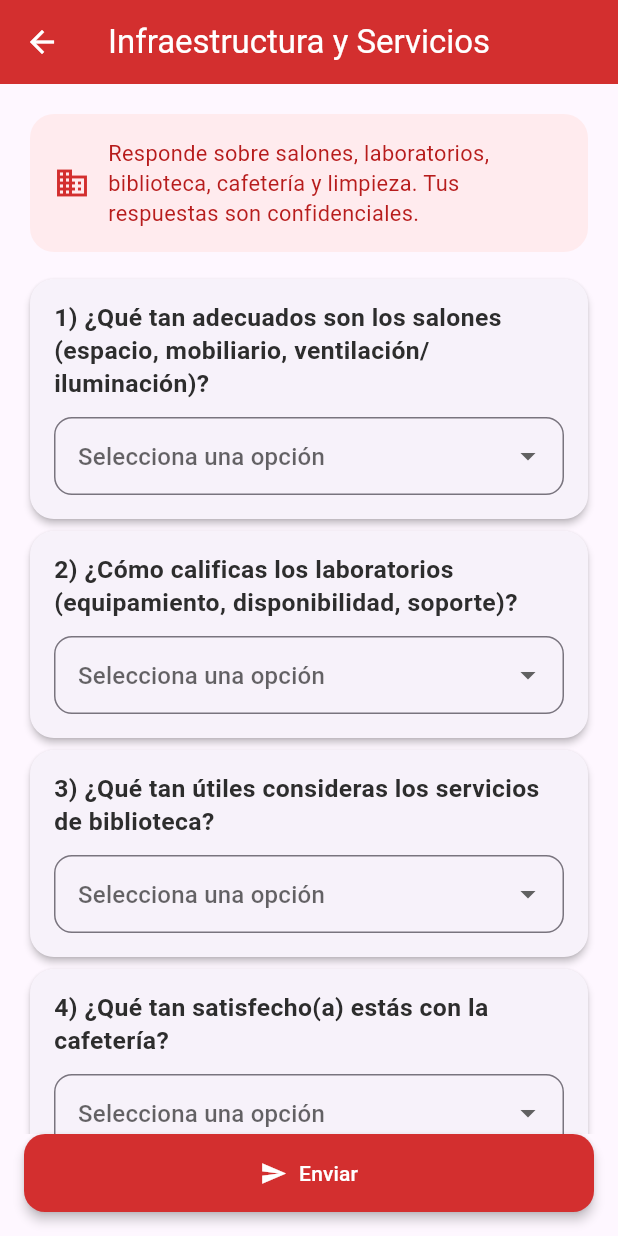
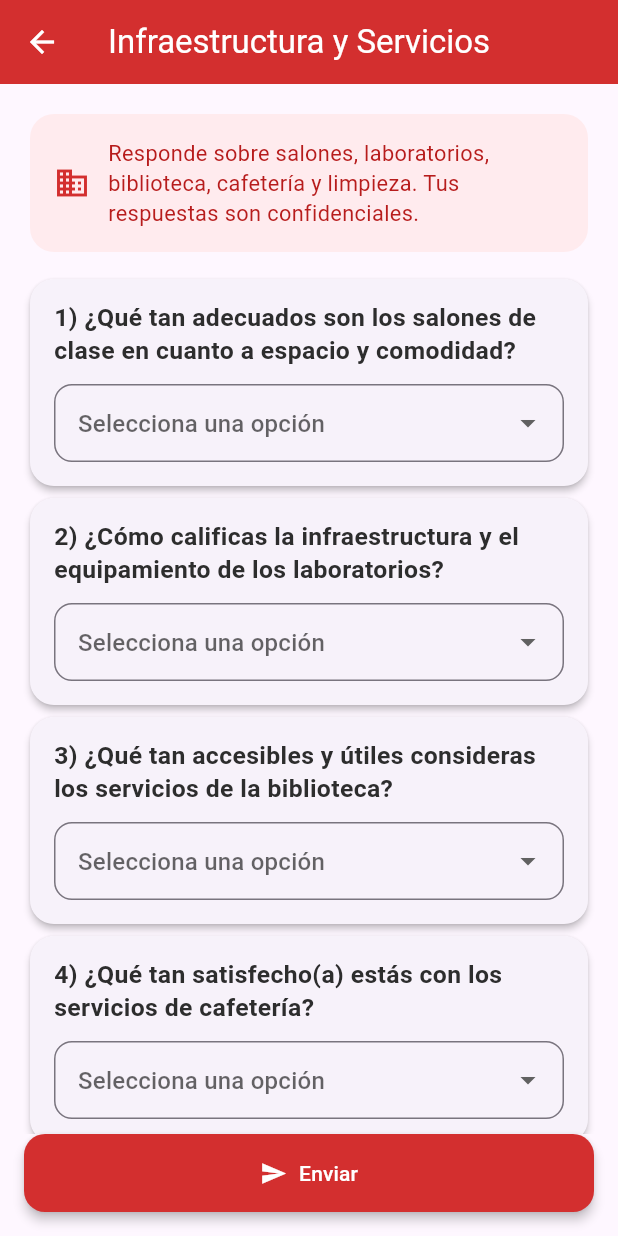
Before and after one commit to Osorio-Raquel/OpinaUCB, a Flutter app: the InfraestructuraFormScreen screen opened directly with empty values, on a phone screen of 412 x 824 dp. Run offline on Flutter 3.47's test engine with Material 3 defaults, Android fonts, the light colour scheme and no system bars; our stand-ins replace shared_preferences; accounts and stored records are empty.

Commit message:
INFRAESTRUCTURA ACTUALIZACION
INFRAESTRUCTURA ACTUALIZACION

```diff
--- a/opina_app/lib/screens/infraestructura_form_screen.dart
+++ b/opina_app/lib/screens/infraestructura_form_screen.dart
@@ -1,3 +1,4 @@
+// lib/screens/infraestructura_form_screen.dart
 import 'package:flutter/material.dart';
 import '../services/infraestructura_service.dart';
 
@@ -5,7 +6,7 @@ import '../services/infraestructura_service.dart';
 const opcionesSalones = [
   'Muy adecuados','Adecuados','Regulares','Poco adecuados','Nada adecuados',
 ];
-const opcionesLab = [
+const opcionesLabYLimpieza = [
   'Excelente','Buena','Regular','Deficiente','Muy deficiente',
 ];
 const opcionesBiblioteca = [
@@ -56,8 +57,9 @@ class _InfraestructuraFormScreenState extends State<InfraestructuraFormScreen> {
 
     if (resp['success'] == true) {
       if (mounted) {
-        ScaffoldMessenger.of(context)
-            .showSnackBar(const SnackBar(content: Text('Respuesta registrada. ¡Gracias!')));
+        ScaffoldMessenger.of(context).showSnackBar(
+          const SnackBar(content: Text('Respuesta registrada. ¡Gracias!')),
+        );
       }
       _formKey.currentState!.reset();
       setState(() { p1=p2=p3=p4=p5=p6=null; _sugerenciasCtrl.clear(); });
@@ -121,7 +123,7 @@ class _InfraestructuraFormScreenState extends State<InfraestructuraFormScreen> {
           crossAxisAlignment: CrossAxisAlignment.start,
           children: [
             const Text(
-              '7) (Pregunta abierta) ¿Qué sugerencias tienes para mejorar la infraestructura y los servicios?',
+              '7) (Pregunta abierta) ¿Qué mejoras recomendarías en la infraestructura y servicios?',
               style: TextStyle(
                 fontSize: 16.5, fontWeight: FontWeight.w600, height: 1.35, color: Color(0xFF2D2D2D),
               ),
@@ -235,42 +237,50 @@ class _InfraestructuraFormScreenState extends State<InfraestructuraFormScreen> {
                         ),
                       ],
                       const SizedBox(height: 10),
+
+                      // 1
                       _questionCard(
-                        titulo: '1) ¿Qué tan adecuados son los salones (espacio, mobiliario, ventilación/iluminación)?',
+                        titulo: '1) ¿Qué tan adecuados son los salones de clase en cuanto a espacio y comodidad?',
                         opciones: opcionesSalones,
                         valor: p1,
                         onChanged: (v) => setState(() => p1 = v),
                       ),
+                      // 2
                       _questionCard(
-                        titulo: '2) ¿Cómo calificas los laboratorios (equipamiento, disponibilidad, soporte)?',
-                        opciones: opcionesLab,
+                        titulo: '2) ¿Cómo calificas la infraestructura y el equipamiento de los laboratorios?',
+                        opciones: opcionesLabYLimpieza,
                         valor: p2,
                         onChanged: (v) => setState(() => p2 = v),
                       ),
+                      // 3
                       _questionCard(
-                        titulo: '3) ¿Qué tan útiles consideras los servicios de biblioteca?',
+                        titulo: '3) ¿Qué tan accesibles y útiles consideras los servicios de la biblioteca?',
                         opciones: opcionesBiblioteca,
                         valor: p3,
                         onChanged: (v) => setState(() => p3 = v),
                       ),
+                      // 4
                       _questionCard(
-                        titulo: '4) ¿Qué tan satisfecho(a) estás con la cafetería?',
+                        titulo: '4) ¿Qué tan satisfecho(a) estás con los servicios de cafetería?',
                         opciones: opcionesSatisfaccion,
                         valor: p4,
                         onChanged: (v) => setState(() => p4 = v),
                       ),
+                      // 5
                       _questionCard(
-                        titulo: '5) ¿Cómo evalúas la limpieza en general?',
-                        opciones: opcionesLab, // misma escala de 2) (Excelente..Muy deficiente)
+                        titulo: '5) ¿Cómo evalúas la limpieza de los espacios comunes?',
+                        opciones: opcionesLabYLimpieza, // misma escala: Excelente..Muy deficiente
                         valor: p5,
                         onChanged: (v) => setState(() => p5 = v),
                       ),
+                      // 6
                       _questionCard(
-                        titulo: '6) Nivel de satisfacción general con infraestructura y servicios:',
+                        titulo: '6) Nivel general de satisfacción con la infraestructura y servicios:',
                         opciones: opcionesSatisfaccion,
                         valor: p6,
                         onChanged: (v) => setState(() => p6 = v),
                       ),
+
                       _sugerenciasCard(),
                     ],
                   ),
```
